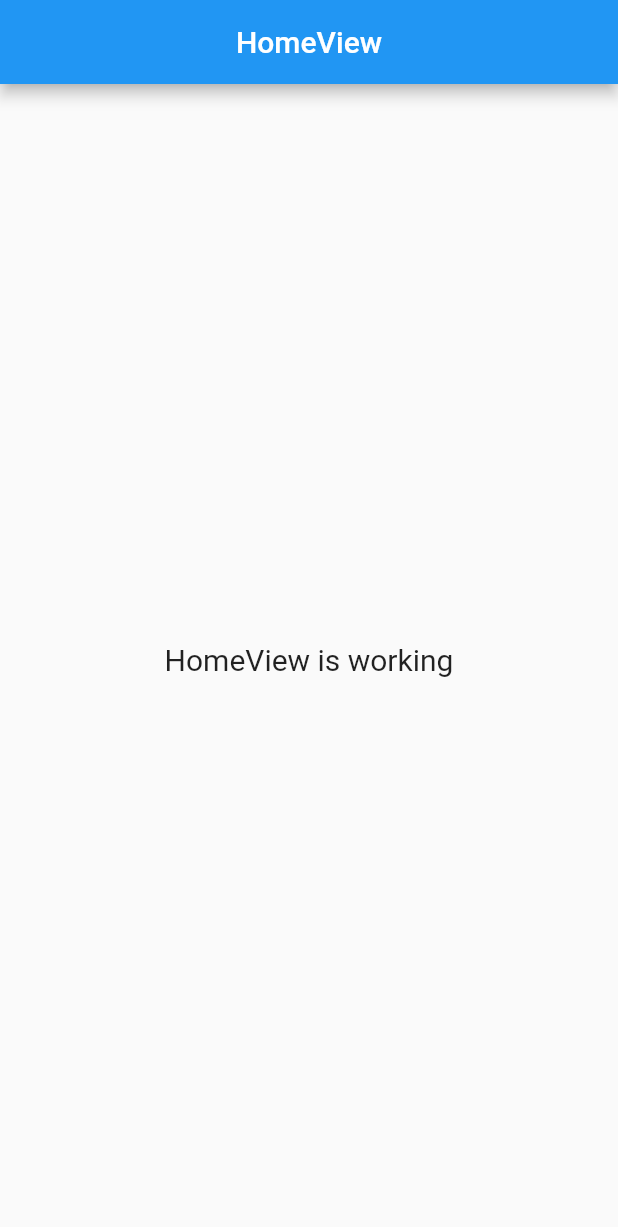
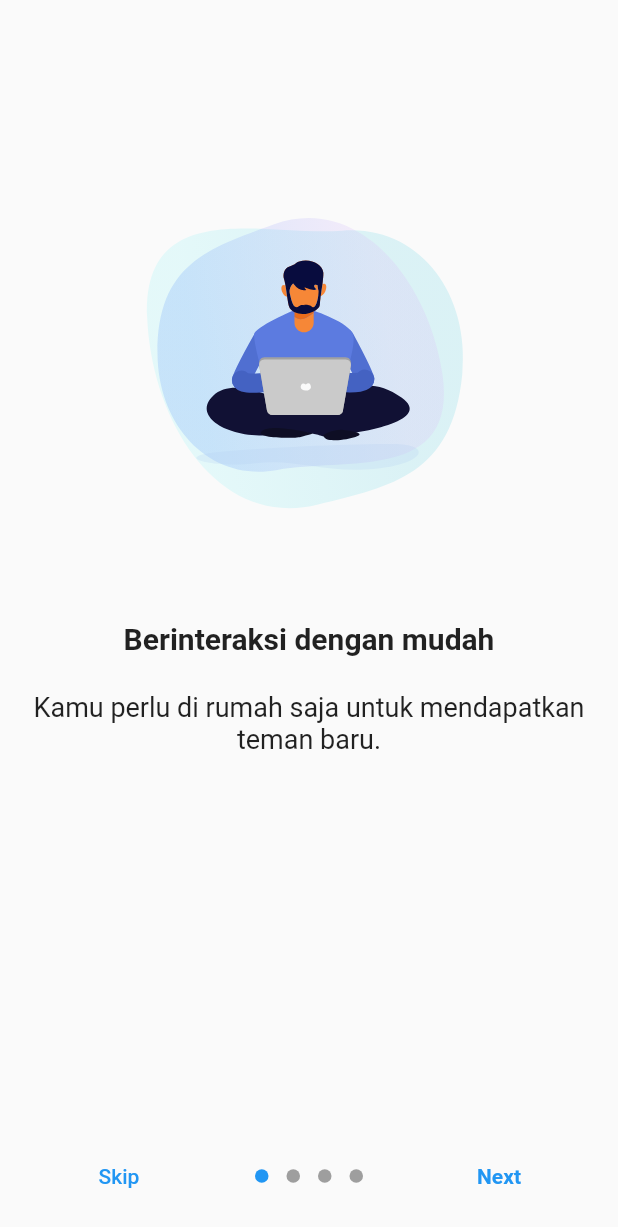
Before and after one commit to R4MA26/chatapp, a Flutter app: the screen it shows after launch, on a phone screen of 412 x 824 dp. Shown: the top 1227 px of the screen. Run offline on Flutter 3.47's test engine with Material 2 defaults, Android fonts, the phone set to English and light mode, and no system bars; drawn by our look-alikes of introduction_screen; our stand-ins replace firebase_core, get, lottie; accounts and stored records are empty.

Commit message:
intro screen

```diff
--- /dev/null
+++ b/lib/app/controllers/auth_controller.dart
@@ -0,0 +1,6 @@
+import 'package:get/get.dart';
+
+class AuthController extends GetxController {
+  var isSkipIntro = false.obs;
+  var isAuth = false.obs;
+}
--- /dev/null
+++ b/lib/app/modules/introduction/views/introduction_view.dart
@@ -0,0 +1,77 @@
+import 'package:chatapp/app/routes/app_pages.dart';
+import 'package:flutter/material.dart';
+
+import 'package:get/get.dart';
+import 'package:introduction_screen/introduction_screen.dart';
+import 'package:lottie/lottie.dart';
+
+import '../controllers/introduction_controller.dart';
+
+class IntroductionView extends GetView<IntroductionController> {
+  @override
+  Widget build(BuildContext context) {
+    return Scaffold(
+      body: IntroductionScreen(
+        pages: [
+          PageViewModel(
+            title: "Berinteraksi dengan mudah",
+            body: "Kamu perlu di rumah saja untuk mendapatkan teman baru.",
+            image: Container(
+              width: Get.width * 0.6,
+              height: Get.width * 0.6,
+              child: Center(
+                child: Lottie.asset("assets/lottie/main-laptop-duduk.json"),
+              ),
+            ),
+          ),
+          PageViewModel(
+            title: "Temukan sahabat baru",
+            body:
+                "Jika kamu memnag jodoh dengan aplikasi ini kami sangat bahagia.",
+            image: Container(
+              width: Get.width * 0.6,
+              height: Get.width * 0.6,
+              child: Center(
+                child: Lottie.asset("assets/lottie/ojek.json"),
+              ),
+            ),
+          ),
+          PageViewModel(
+            title: "Aplikasi bebas biaya",
+            body:
+                "Kamu tidak perlu khawatir, aplikasi ini sangat bebas biaya apapun.",
+            image: Container(
+              width: Get.width * 0.6,
+              height: Get.width * 0.6,
+              child: Center(
+                child: Lottie.asset("assets/lottie/payment.json"),
+              ),
+            ),
+          ),
+          PageViewModel(
+            title: "Gabung sekarang juga",
+            body: "Daftarkan diri kamu untuk menjadi bagian dari kami.",
+            image: Container(
+              width: Get.width * 0.6,
+              height: Get.width * 0.6,
+              child: Center(
+                child: Lottie.asset("assets/lottie/register.json"),
+              ),
+            ),
+          ),
+        ],
+        onDone: () => Get.offAllNamed(Routes.LOGIN),
+        showSkipButton: true,
+        skip: const Text("Skip"),
+        next: const Text(
+          "Next",
+          style: TextStyle(fontWeight: FontWeight.bold),
+        ),
+        done: const Text(
+          "Login",
+          style: TextStyle(fontWeight: FontWeight.w600),
+        ),
+      ),
+    );
+  }
+}
--- a/lib/app/routes/app_pages.dart
+++ b/lib/app/routes/app_pages.dart
@@ -2,13 +2,15 @@ import 'package:get/get.dart';
 
 import '../modules/home/bindings/home_binding.dart';
 import '../modules/home/views/home_view.dart';
+import '../modules/introduction/bindings/introduction_binding.dart';
+import '../modules/introduction/views/introduction_view.dart';
+import '../modules/login/bindings/login_binding.dart';
+import '../modules/login/views/login_view.dart';
 
 part 'app_routes.dart';
 
 class AppPages {
   AppPages._();
-
-  static const INITIAL = Routes.HOME;
 
   static final routes = [
     GetPage(
@@ -16,5 +18,15 @@ class AppPages {
       page: () => HomeView(),
       binding: HomeBinding(),
     ),
+    GetPage(
+      name: _Paths.INTRODUCTION,
+      page: () => IntroductionView(),
+      binding: IntroductionBinding(),
+    ),
+    GetPage(
+      name: _Paths.LOGIN,
+      page: () => LoginView(),
+      binding: LoginBinding(),
+    ),
   ];
 }
--- a/lib/app/routes/app_routes.dart
+++ b/lib/app/routes/app_routes.dart
@@ -4,9 +4,13 @@ part of 'app_pages.dart';
 abstract class Routes {
   Routes._();
   static const HOME = _Paths.HOME;
+  static const INTRODUCTION = _Paths.INTRODUCTION;
+  static const LOGIN = _Paths.LOGIN;
 }
 
 abstract class _Paths {
   _Paths._();
   static const HOME = '/home';
+  static const INTRODUCTION = '/introduction';
+  static const LOGIN = '/login';
 }
--- a/lib/main.dart
+++ b/lib/main.dart
@@ -1,3 +1,4 @@
+import 'package:chatapp/app/controllers/auth_controller.dart';
 import 'package:chatapp/app/utils/error_screen.dart';
 import 'package:chatapp/app/utils/loading_screen.dart';
 import 'package:chatapp/app/utils/splash_screen.dart';
@@ -30,6 +31,8 @@ class MyApp extends StatelessWidget {
 
   final Future<FirebaseApp> _initialization = Firebase.initializeApp();
 
+  final authC = Get.put(AuthController(), permanent: true);
+
   @override
   Widget build(BuildContext context) {
     return FutureBuilder(
@@ -46,10 +49,16 @@ class MyApp extends StatelessWidget {
             ),
             builder: (context, snapshot) {
               if (snapshot.connectionState == ConnectionState.done) {
-                return GetMaterialApp(
-                  title: "ChatApp",
-                  initialRoute: AppPages.INITIAL,
-                  getPages: AppPages.routes,
+                return Obx(
+                  () => GetMaterialApp(
+                    title: "ChatApp",
+                    initialRoute: authC.isSkipIntro.isTrue
+                        ? authC.isAuth.isTrue
+                            ? Routes.HOME
+                            : Routes.LOGIN
+                        : Routes.INTRODUCTION,
+                    getPages: AppPages.routes,
+                  ),
                 );
               }
               return const SplashScreen();
```
Also changed, not shown: lib/app/modules/introduction/bindings/introduction_binding.dart (added, +12 -0 lines), lib/app/modules/introduction/controllers/introduction_controller.dart (added, +20 -0 lines), lib/app/modules/login/bindings/login_binding.dart (added, +12 -0 lines), lib/app/modules/login/controllers/login_controller.dart (added, +20 -0 lines), lib/app/modules/login/views/login_view.dart (added, +23 -0 lines), pubspec.yaml (+4 -3 lines), pubspec.lock.
